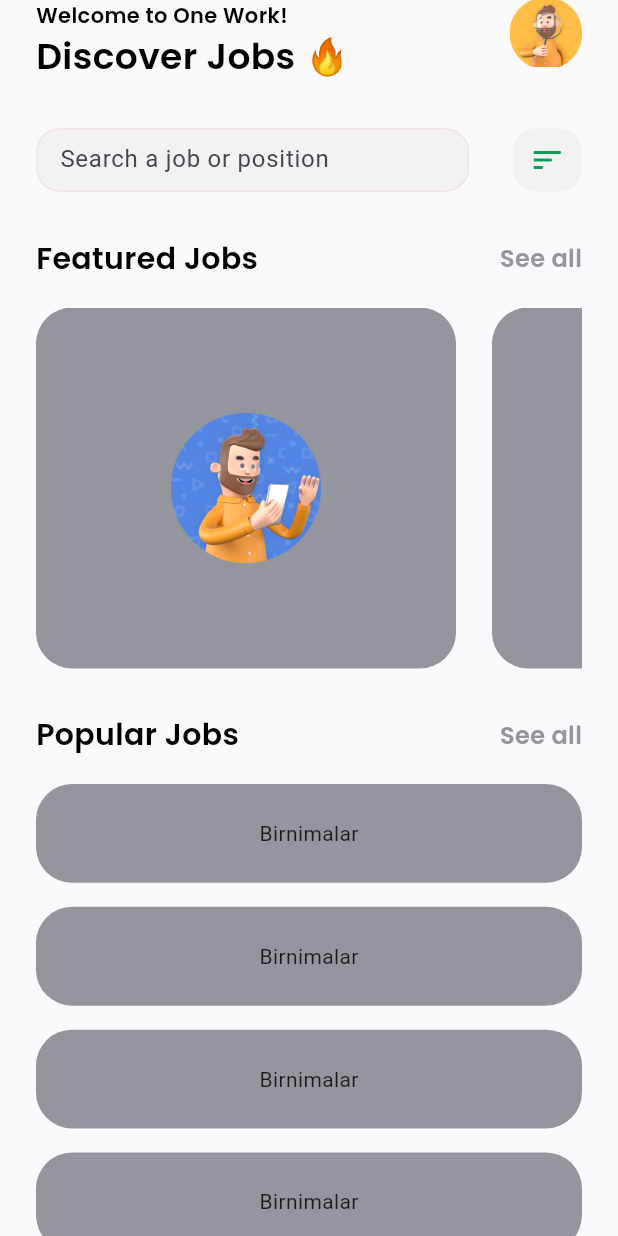
After one commit to bek-n/OneWork, a Flutter app: the HomePage screen opened directly, on a phone screen of 412 x 824 dp. The commit adds this screen. Run offline on Flutter 3.47's test engine with Material 2 defaults, Android fonts, the phone set to English and light mode, and no system bars; our stand-ins replace flutter_screenutil, google_fonts, loading_animation_widget; missing offline and left inert: flutter_overboard.

Commit message:
homepage done

```diff
--- /dev/null
+++ b/lib/view/components/custom_textform.dart
@@ -0,0 +1,71 @@
+import 'package:flutter/material.dart';
+
+class CustomTextFrom extends StatelessWidget {
+  final TextEditingController controller;
+  final String label;
+  final TextInputType keyboardType;
+  final Widget? suffixIcon;
+  final Widget? prefixIcon;
+  final bool isObscure;
+  final double radius;
+  final FocusNode? node;
+  final Color? colorBorder;
+  final Color? colorFill;
+
+  final ValueChanged<String>? onChange;
+
+  const CustomTextFrom({
+    Key? key,
+    required this.controller,
+    required this.label,
+    this.keyboardType = TextInputType.text,
+    this.isObscure = false,
+    this.onChange,
+    this.suffixIcon,
+    this.node,
+    required String hintext,
+    onchange,
+    IconButton? suffixicon,
+    String? obscuringCharacter,
+    this.radius = 0,
+    this.colorBorder = const Color(0x0ff00000),
+    this.colorFill = const Color(0xffFFFFFF),
+    this.prefixIcon,
+  }) : super(key: key);
+
+  @override
+  Widget build(BuildContext context) {
+    return TextFormField(
+        controller: controller,
+        keyboardType: keyboardType,
+        focusNode: node,
+        onChanged: onChange,
+        decoration: InputDecoration(
+          prefixIcon: prefixIcon,
+          filled: true,
+          fillColor: colorFill,
+          labelText: label,
+          border: OutlineInputBorder(
+            borderSide:
+                BorderSide(color: colorBorder ?? const Color(0x00000000)),
+            borderRadius: BorderRadius.all(
+              Radius.circular(radius),
+            ),
+          ),
+          enabledBorder: OutlineInputBorder(
+            borderSide:
+                BorderSide(color: colorBorder ?? const Color(0x00000000)),
+            borderRadius: BorderRadius.all(
+              Radius.circular(radius),
+            ),
+          ),
+          focusedBorder: OutlineInputBorder(
+            borderSide:
+                BorderSide(color: colorBorder ?? const Color(0x00000000)),
+            borderRadius: BorderRadius.all(
+              Radius.circular(radius),
+            ),
+          ),
+        ));
+  }
+}
--- a/lib/view/pages/auth/onboarding_page.dart
+++ b/lib/view/pages/auth/onboarding_page.dart
@@ -1,6 +1,7 @@
 import 'package:flutter/material.dart';
 import 'package:flutter_overboard/flutter_overboard.dart';
 import 'package:one_work/view/pages/auth/sign_in.dart';
+import 'package:one_work/view/pages/home/home_page.dart';
 import 'package:one_work/view/pages/style/style.dart';
 
 class OnBoarding extends StatefulWidget {
@@ -57,12 +58,12 @@ class _OnBoardingState extends State<OnBoarding> {
         showBullets: true,
         skipCallback: () {
           Navigator.of(context).pushAndRemoveUntil(
-              MaterialPageRoute(builder: (_) => SignInPage()),
+              MaterialPageRoute(builder: (_) => const HomePage()),
               (route) => false);
         },
         finishCallback: () {
-         Navigator.of(context).pushAndRemoveUntil(
-              MaterialPageRoute(builder: (_) => SignInPage()),
+          Navigator.of(context).pushAndRemoveUntil(
+              MaterialPageRoute(builder: (_) => const HomePage()),
               (route) => false);
         },
       ),
--- /dev/null
+++ b/lib/view/pages/home/general_page.dart
@@ -0,0 +1,10 @@
+import 'package:flutter/material.dart';
+
+class GeneralPage extends StatelessWidget {
+  const GeneralPage({super.key});
+
+  @override
+  Widget build(BuildContext context) {
+    return const Placeholder();
+  }
+}
--- /dev/null
+++ b/lib/view/pages/home/home_page.dart
@@ -0,0 +1,168 @@
+import 'package:flutter/material.dart';
+import 'package:flutter_screenutil/flutter_screenutil.dart';
+import 'package:one_work/view/components/custom_textform.dart';
+import 'package:one_work/view/pages/style/style.dart';
+
+class HomePage extends StatefulWidget {
+  const HomePage({super.key});
+
+  @override
+  State<HomePage> createState() => _HomePageState();
+}
+
+class _HomePageState extends State<HomePage> {
+  TextEditingController homeController = TextEditingController();
+  @override
+  Widget build(BuildContext context) {
+    return Scaffold(
+      resizeToAvoidBottomInset: false,
+      body: SafeArea(
+        child: Padding(
+          padding: const EdgeInsets.symmetric(horizontal: 24),
+          child: Column(
+            crossAxisAlignment: CrossAxisAlignment.start,
+            children: [
+              Row(
+                crossAxisAlignment: CrossAxisAlignment.start,
+                children: [
+                  Column(
+                    crossAxisAlignment: CrossAxisAlignment.start,
+                    children: [
+                      Text(
+                        'Welcome to One Work!',
+                        style: Style.textStyleRegular(size: 14),
+                      ),
+                      Text(
+                        'Discover Jobs 🔥',
+                        style: Style.textStyleRegular(size: 24),
+                      ),
+                    ],
+                  ),
+                  const Spacer(),
+                  SizedBox(
+                    height: 50.h,
+                    width: 50.w,
+                    child: Image.asset(
+                      'assets/images/1.png',
+                      fit: BoxFit.cover,
+                    ),
+                  )
+                ],
+              ),
+              34.verticalSpace,
+              Row(
+                children: [
+                  Container(
+                    margin: const EdgeInsets.only(right: 16),
+                    width: 300.w,
+                    height: 48.h,
+                    child: CustomTextFrom(
+                      controller: homeController,
+                      label: 'Search a job or position',
+                      hintext: '',
+                      colorFill: Style.greyColor65,
+                      radius: 16,
+                    ),
+                  ),
+                  const Spacer(),
+                  Container(
+                    height: 48.h,
+                    width: 48.w,
+                    decoration: const BoxDecoration(
+                      color: Style.greyColor65,
+                      borderRadius: BorderRadius.all(
+                        Radius.circular(16),
+                      ),
+                    ),
+                    child: const Icon(
+                      Icons.sort,
+                      color: Style.primaryColor,
+                    ),
+                  )
+                ],
+              ),
+              34.verticalSpace,
+              Row(
+                children: [
+                  Text('Featured Jobs',
+                      style: Style.textStyleRegular(
+                          size: 20, textColor: Style.blackColor)),
+                  const Spacer(),
+                  GestureDetector(
+                    child: Text(
+                      'See all',
+                      style: Style.textStyleRegular(
+                        size: 16,
+                        textColor: Style.greyColor90,
+                      ),
+                    ),
+                  ),
+                ],
+              ),
+              20.verticalSpace,
+              SizedBox(
+                height: 250.w,
+                child: ListView.builder(
+                  scrollDirection: Axis.horizontal,
+                  itemCount: 2,
+                  itemBuilder: (context, index) {
+                    return Container(
+                      margin: const EdgeInsets.only(right: 24),
+                      decoration: BoxDecoration(
+                          borderRadius: BorderRadius.circular(24),
+                          color: Style.greyColor90),
+                      width: 280,
+                      child: Center(
+                          child: SizedBox(
+                        height: 100,
+                        width: 100,
+                        child: Image.asset('assets/images/2.png'),
+                      )),
+                    );
+                  },
+                ),
+              ),
+              34.verticalSpace,
+              Row(
+                children: [
+                  Text('Popular Jobs',
+                      style: Style.textStyleRegular(
+                          size: 20, textColor: Style.blackColor)),
+                  const Spacer(),
+                  GestureDetector(
+                    child: Text(
+                      'See all',
+                      style: Style.textStyleRegular(
+                        size: 16,
+                        textColor: Style.greyColor90,
+                      ),
+                    ),
+                  ),
+                ],
+              ),
+              20.verticalSpace,
+              Expanded(
+                child: ListView.builder(
+                  itemCount: 6,
+                  itemBuilder: (context, index) {
+                    return Container(
+                      margin: const EdgeInsets.only(bottom: 16),
+                      decoration: BoxDecoration(
+                          borderRadius: BorderRadius.circular(24),
+                          color: Style.greyColor90),
+                      width: 280,
+                      height: 74.h,
+                      child: const Center(
+                        child: Text('Birnimalar'),
+                      ),
+                    );
+                  },
+                ),
+              ),
+            ],
+          ),
+        ),
+      ),
+    );
+  }
+}
--- a/lib/view/pages/style/style.dart
+++ b/lib/view/pages/style/style.dart
@@ -11,6 +11,8 @@ class Style {
   static const blackColor = Colors.black;
   static const darkBgcolorOfApp = Color(0xff090A11);
   static const lightBgcolorOfApp = Color(0xffFAFAFD);
+  static const greyColor65 = Color(0xffF2F2F3);
+  static const greyColor90 = Color(0xff95969D);
   static const navBgcolorOfApp = Color(0xff121421);
   // ---------- Gradient   ---------- //
 
@@ -24,31 +26,17 @@ class Style {
 
   static const primaryDisabledColor = Color.fromARGB(255, 132, 250, 193);
 
+  static textStyleRegular({
+    double size = 18,
+    Color textColor = blackColor,
+  }) =>
+      GoogleFonts.poppins(
+          fontWeight: FontWeight.w600, color: textColor, fontSize: size);
 
-
-  static textStyleRegular(
-          {double size = 18,
-            Color textColor = blackColor,
-
-         }) =>
+  static textStyleRegular2({
+    double size = 16,
+    Color textColor = blackColor,
+  }) =>
       GoogleFonts.poppins(
-        fontWeight: FontWeight.w600,
-         color: textColor,
-
-
-        fontSize: size
-      );
-
-
-        static textStyleRegular2(
-          {double size = 16,
-          Color textColor = blackColor,
-
-         }) =>
-      GoogleFonts.poppins(
-        fontWeight: FontWeight.w600,
-        color: textColor,
-        fontSize: size
-      );
-
+          fontWeight: FontWeight.w600, color: textColor, fontSize: size);
 }
--- a/pubspec.yaml
+++ b/pubspec.yaml
@@ -68,7 +68,6 @@ flutter:
   # To add assets to your application, add an assets section, like this:
   assets:
     - assets/images/
-    - assets/svg/
 
   # An image asset can refer to one or more resolution-specific "variants", see
   # https://flutter.dev/assets-and-images/#resolution-aware
```
Also changed, not shown: lib/main.dart (+11 -18 lines).
